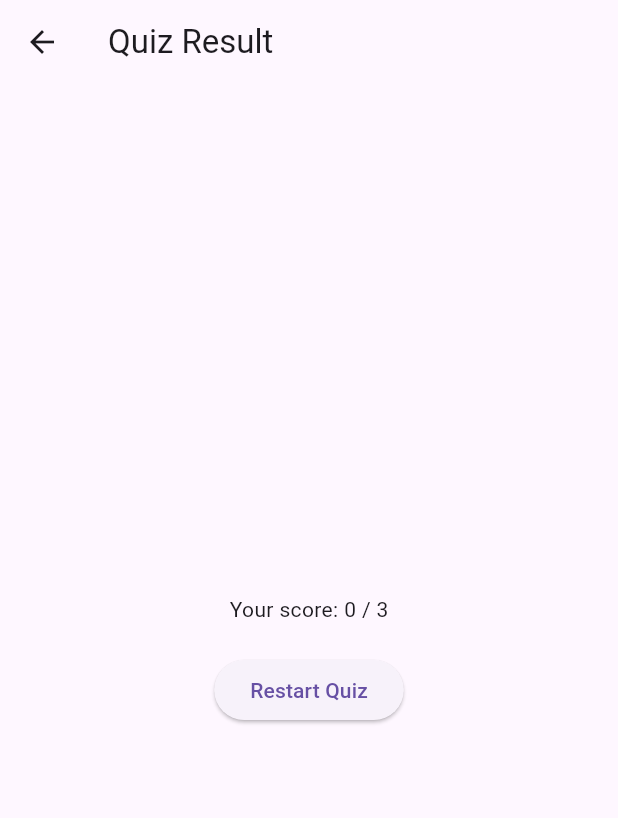
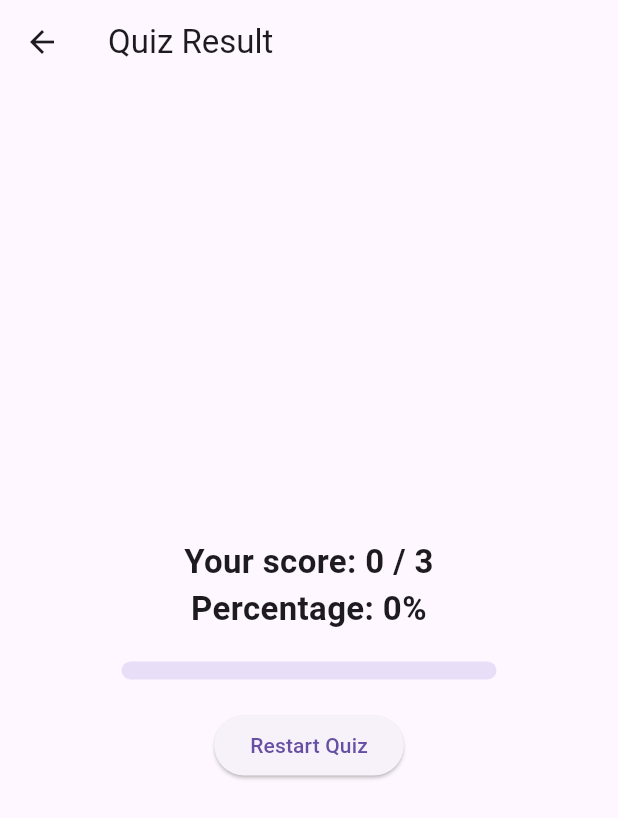
Before and after one commit to zakibn/quiz_v2, a Flutter app: the ResultScreen screen opened by its route, on a phone screen of 412 x 824 dp. Shown: the top 818 px of the screen. Run offline on Flutter 3.47's test engine with Material 3 defaults, Android fonts, the phone set to English and light mode, and no system bars; our stand-ins replace get.

Commit message:
feat: display score percentage

```diff
--- a/lib/view/screen/result_screen.dart
+++ b/lib/view/screen/result_screen.dart
@@ -15,10 +15,39 @@ class ResultScreen extends GetView<QuizController> {
         child: Column(
           mainAxisAlignment: MainAxisAlignment.center,
           children: [
+            Obx(() {
+              final percentage =
+                  controller.questions.isEmpty
+                      ? 0
+                      : (controller.score.value /
+                              controller.questions.length *
+                              100)
+                          .round();
+
+              return Text(
+                'Your score: ${controller.score.value} '
+                '/ ${controller.questions.length}\n'
+                'Percentage: $percentage%',
+                textAlign: TextAlign.center,
+                style: const TextStyle(
+                  fontSize: 22,
+                  fontWeight: FontWeight.bold,
+                ),
+              );
+            }),
+            const SizedBox(height: 20),
             Obx(
-              () => Text(
-                'Your score: ${controller.score.value} '
-                '/ ${controller.questions.length}',
+              () => SizedBox(
+                width: 250,
+                child: LinearProgressIndicator(
+                  value:
+                      controller.questions.isEmpty
+                          ? 0
+                          : controller.score.value /
+                              controller.questions.length,
+                  minHeight: 12,
+                  borderRadius: BorderRadius.circular(10),
+                ),
               ),
             ),
             const SizedBox(height: 20),
```
